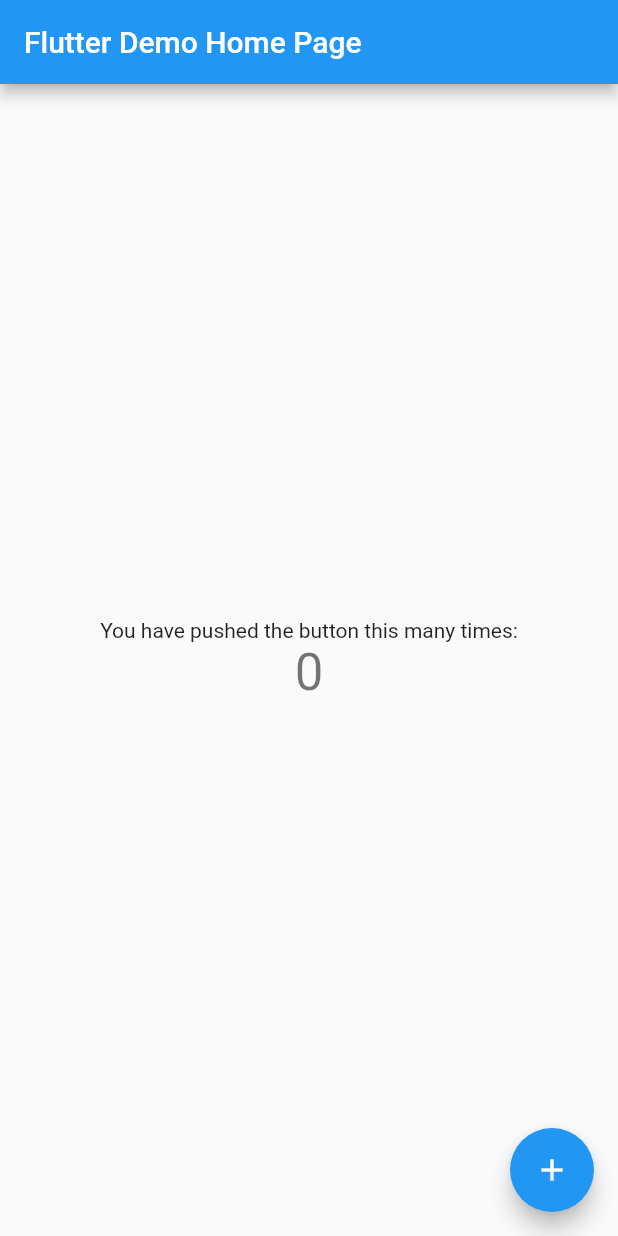
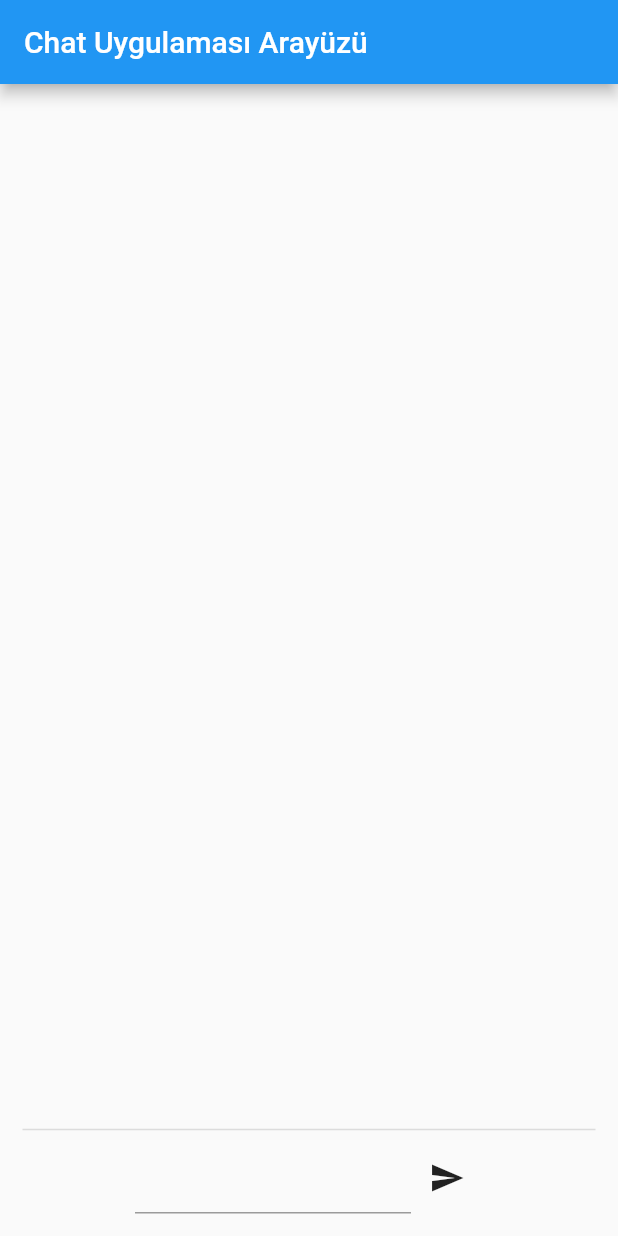
Before and after one commit to gule-fadil/hru_chat, a Flutter app: the screen it shows after launch, on a phone screen of 412 x 824 dp. Run offline on Flutter 3.47's test engine with Material 2 defaults, Android fonts, the phone set to English and light mode, and no system bars.

Commit message:
mesajlasma

```diff
--- a/lib/main.dart
+++ b/lib/main.dart
@@ -1,115 +1,120 @@
 import 'package:flutter/material.dart';
 
 void main() {
-  runApp(const MyApp());
+  runApp(Hru_chat());
 }
 
-class MyApp extends StatelessWidget {
-  const MyApp({Key? key}) : super(key: key);
 
-  // This widget is the root of your application.
+
+class Hru_chat extends StatelessWidget {
   @override
   Widget build(BuildContext context) {
     return MaterialApp(
-      title: 'Flutter Demo',
-      theme: ThemeData(
-        // This is the theme of your application.
-        //
-        // Try running your application with "flutter run". You'll see the
-        // application has a blue toolbar. Then, without quitting the app, try
-        // changing the primarySwatch below to Colors.green and then invoke
-        // "hot reload" (press "r" in the console where you ran "flutter run",
-        // or simply save your changes to "hot reload" in a Flutter IDE).
-        // Notice that the counter didn't reset back to zero; the application
-        // is not restarted.
-        primarySwatch: Colors.blue,
-      ),
-      home: const MyHomePage(title: 'Flutter Demo Home Page'),
+      title: "Chat Uygulaması Arayüzü",
+      home: Iskele(),
     );
   }
 }
 
-class MyHomePage extends StatefulWidget {
-  const MyHomePage({Key? key, required this.title}) : super(key: key);
-
-  // This widget is the home page of your application. It is stateful, meaning
-  // that it has a State object (defined below) that contains fields that affect
-  // how it looks.
-
-  // This class is the configuration for the state. It holds the values (in this
-  // case the title) provided by the parent (in this case the App widget) and
-  // used by the build method of the State. Fields in a Widget subclass are
-  // always marked "final".
-
-  final String title;
-
+class Iskele extends StatelessWidget {
   @override
-  State<MyHomePage> createState() => _MyHomePageState();
+  Widget build(BuildContext context) {
+    return Scaffold(
+      appBar: AppBar(
+        title: Text("Chat Uygulaması Arayüzü"),
+      ),
+      body: AnaEkran(),
+    );
+  }
 }
 
-class _MyHomePageState extends State<MyHomePage> {
-  int _counter = 0;
+class AnaEkran extends StatefulWidget {
+  @override
+  _AnaEkranState createState() => _AnaEkranState();
+}
 
-  void _incrementCounter() {
+class _AnaEkranState extends State<AnaEkran> {
+  TextEditingController t1 = TextEditingController();
+  List<MesajBalonu> mesajListesi = [];
+
+  listeyeEkle(String gonderilenMesaj) {
     setState(() {
-      // This call to setState tells the Flutter framework that something has
-      // changed in this State, which causes it to rerun the build method below
-      // so that the display can reflect the updated values. If we changed
-      // _counter without calling setState(), then the build method would not be
-      // called again, and so nothing would appear to happen.
-      _counter++;
+      MesajBalonu mesajlar = MesajBalonu(mesaj: gonderilenMesaj);
+      mesajListesi.insert(0, mesajlar);
+      t1.clear();
     });
+  }
+
+  Widget metinGirisAlani() {
+    return Container(
+      margin: const EdgeInsets.symmetric(horizontal: 75),
+      child: Row(
+        children: <Widget>[
+          Flexible(
+            child: TextField(
+              controller: t1,
+              onSubmitted: listeyeEkle,
+            ),
+          ),
+          IconButton(
+              icon: Icon(Icons.send), onPressed: () => listeyeEkle(t1.text)),
+        ],
+      ),
+    );
   }
 
   @override
   Widget build(BuildContext context) {
-    // This method is rerun every time setState is called, for instance as done
-    // by the _incrementCounter method above.
-    //
-    // The Flutter framework has been optimized to make rerunning build methods
-    // fast, so that you can just rebuild anything that needs updating rather
-    // than having to individually change instances of widgets.
-    return Scaffold(
-      appBar: AppBar(
-        // Here we take the value from the MyHomePage object that was created by
-        // the App.build method, and use it to set our appbar title.
-        title: Text(widget.title),
+    return Container(
+      margin: EdgeInsets.all(15),
+      child: Column(
+        children: <Widget>[
+          Flexible(
+            child: ListView.builder(
+              padding: EdgeInsets.all(15),
+              reverse: true,
+              itemCount: mesajListesi.length,
+              itemBuilder: (_, int indeksNumarasi) =>
+              mesajListesi[indeksNumarasi],
             ),
-      body: Center(
-        // Center is a layout widget. It takes a single child and positions it
-        // in the middle of the parent.
-        child: Column(
-          // Column is also a layout widget. It takes a list of children and
-          // arranges them vertically. By default, it sizes itself to fit its
-          // children horizontally, and tries to be as tall as its parent.
-          //
-          // Invoke "debug painting" (press "p" in the console, choose the
-          // "Toggle Debug Paint" action from the Flutter Inspector in Android
-          // Studio, or the "Toggle Debug Paint" command in Visual Studio Code)
-          // to see the wireframe for each widget.
-          //
-          // Column has various properties to control how it sizes itself and
-          // how it positions its children. Here we use mainAxisAlignment to
-          // center the children vertically; the main axis here is the vertical
-          // axis because Columns are vertical (the cross axis would be
-          // horizontal).
-          mainAxisAlignment: MainAxisAlignment.center,
+          ),
+          Divider(
+            thickness: 1,
+          ),
+          metinGirisAlani(),
+        ],
+      ),
+    );
+  }
+}
+
+String isim = "kullanici";
+
+class MesajBalonu extends StatelessWidget {
+  String mesaj;
+
+  MesajBalonu({required this.mesaj});
+
+  @override
+  Widget build(BuildContext context) {
+    return Container(
+      margin: EdgeInsets.all(5),
+      child: Row(
         children: <Widget>[
-            const Text(
-              'You have pushed the button this many times:',
+          CircleAvatar(
+            child: Text(isim[0]),
           ),
-            Text(
-              '$_counter',
-              style: Theme.of(context).textTheme.headline4,
+          Column(
+            children: <Widget>[
+              Text(isim),
+              Container(
+                margin: EdgeInsets.all(5),
+                child: Text(mesaj),
               ),
             ],
           ),
+        ],
       ),
-      floatingActionButton: FloatingActionButton(
-        onPressed: _incrementCounter,
-        tooltip: 'Increment',
-        child: const Icon(Icons.add),
-      ), // This trailing comma makes auto-formatting nicer for build methods.
     );
   }
 }
```
Lines whose indentation alone changed are shown as unchanged.
